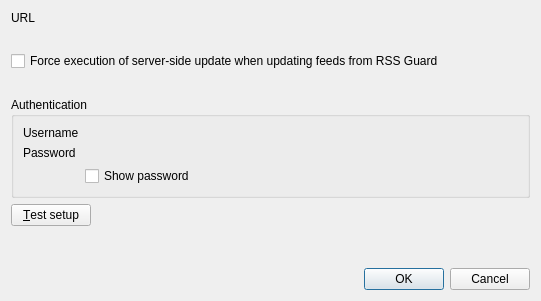
Old version of the form src/services/owncloud/gui/formeditowncloudaccount.ui in the repository martinrotter/rssguard.
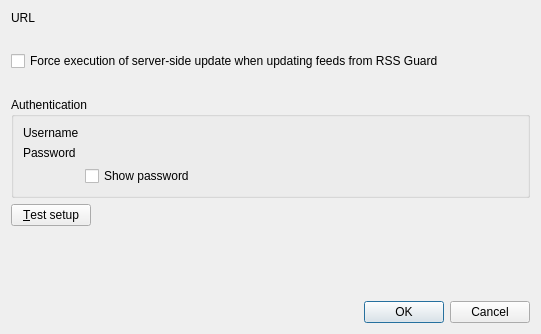
New version of the form. Custom widgets are drawn as their Qt base class.

Commit message: Wrap label with test results.

Patch:
```diff
--- a/src/services/owncloud/gui/formeditowncloudaccount.ui
+++ b/src/services/owncloud/gui/formeditowncloudaccount.ui
@@ -7,7 +7,7 @@
     <x>0</x>
     <y>0</y>
     <width>541</width>
-    <height>301</height>
+    <height>334</height>
    </rect>
   </property>
   <property name="windowTitle">
```
The commit also changes 3 other files.
